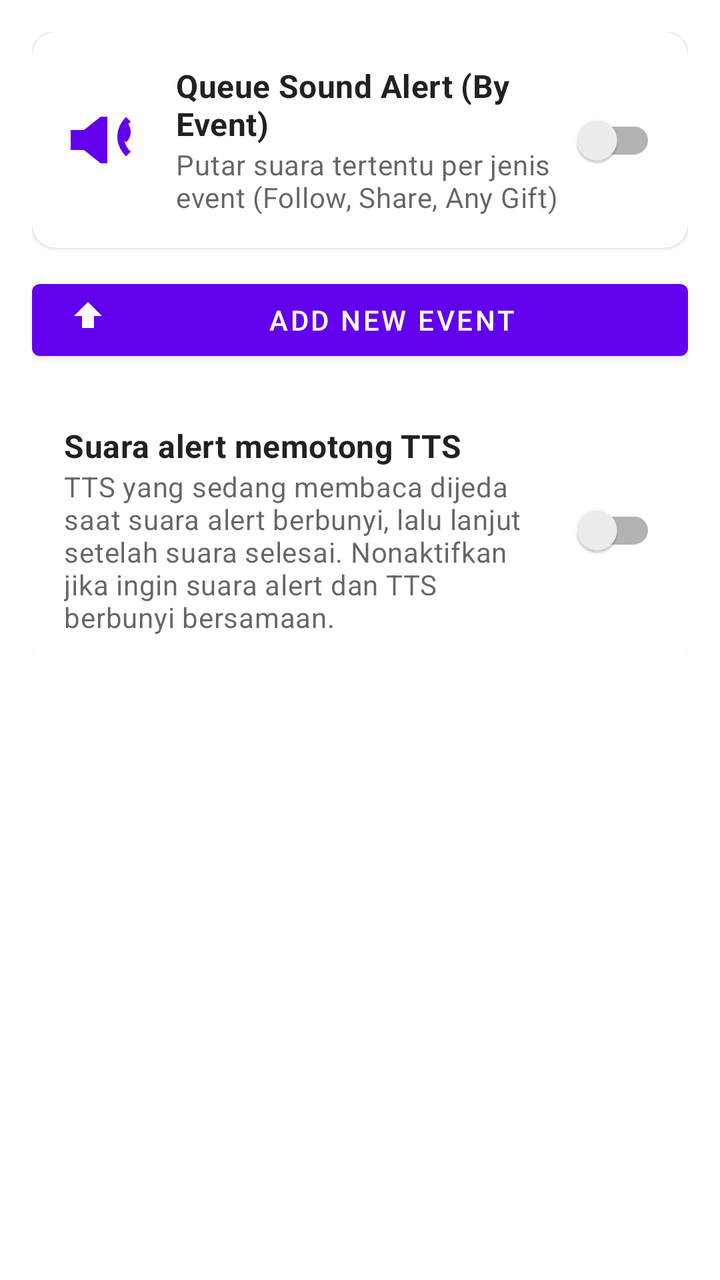
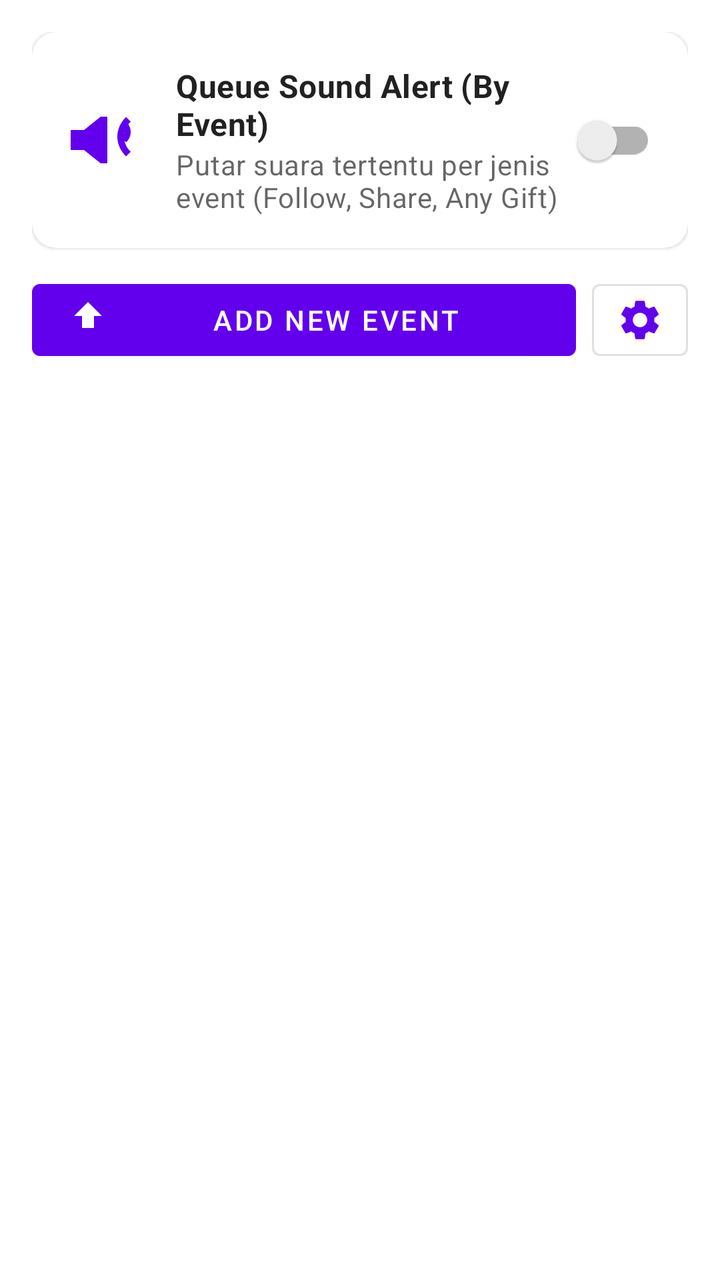

Screens rendered from an Android XML layout before and after an edit, with the pre-edit source and the edit as a unified diff.
<!-- AndroidManifest.xml: application theme Theme.TikTokSoundAlert -->
<!-- res/layout/fragment_alert_queue.xml -->
<?xml version="1.0" encoding="utf-8"?>
<LinearLayout xmlns:android="http://schemas.android.com/apk/res/android"
    xmlns:app="http://schemas.android.com/apk/res-auto"
    android:layout_width="match_parent"
    android:layout_height="match_parent"
    android:orientation="vertical"
    android:padding="16dp">

    <com.google.android.material.card.MaterialCardView
        android:layout_width="match_parent"
        android:layout_height="wrap_content"
        android:layout_marginBottom="12dp"
        app:cardCornerRadius="12dp">

        <LinearLayout
            android:layout_width="match_parent"
            android:layout_height="wrap_content"
            android:gravity="center_vertical"
            android:orientation="horizontal"
            android:padding="16dp">

            <ImageView
                android:layout_width="40dp"
                android:layout_height="40dp"
                android:contentDescription="Alert queue"
                android:src="@drawable/ic_alert"
                app:tint="@color/primary" />

            <LinearLayout
                android:layout_width="0dp"
                android:layout_height="wrap_content"
                android:layout_marginStart="16dp"
                android:layout_weight="1"
                android:orientation="vertical">

                <TextView
                    android:layout_width="wrap_content"
                    android:layout_height="wrap_content"
                    android:text="Queue Sound Alert (By Event)"
                    android:textAppearance="@style/TextAppearance.MaterialComponents.Subtitle1"
                    android:textStyle="bold" />

                <TextView
                    android:layout_width="wrap_content"
                    android:layout_height="wrap_content"
                    android:text="Putar suara tertentu per jenis event (Follow, Share, Any Gift)"
                    android:textAppearance="@style/TextAppearance.MaterialComponents.Body2"
                    android:textColor="@color/text_secondary" />
            </LinearLayout>

            <androidx.appcompat.widget.SwitchCompat
                android:id="@+id/sw_alert_queue"
                android:layout_width="wrap_content"
                android:layout_height="wrap_content" />
        </LinearLayout>
    </com.google.android.material.card.MaterialCardView>

    <com.google.android.material.button.MaterialButton
        android:id="@+id/btn_add_event"
        android:layout_width="match_parent"
        android:layout_height="wrap_content"
        android:layout_marginBottom="12dp"
        android:text="Add New Event"
        app:icon="@drawable/ic_upload" />

    <com.google.android.material.card.MaterialCardView
        android:id="@+id/card_alert_mix"
        android:layout_width="match_parent"
        android:layout_height="wrap_content"
        android:layout_marginBottom="12dp"
        app:cardCornerRadius="12dp">

        <LinearLayout
            android:layout_width="match_parent"
            android:layout_height="wrap_content"
            android:gravity="center_vertical"
            android:orientation="horizontal"
            android:padding="16dp">

            <LinearLayout
                android:layout_width="0dp"
                android:layout_height="wrap_content"
                android:layout_weight="1"
                android:orientation="vertical">

                <TextView
                    android:layout_width="wrap_content"
                    android:layout_height="wrap_content"
                    android:text="Suara alert memotong TTS"
                    android:textAppearance="@style/TextAppearance.MaterialComponents.Subtitle1"
                    android:textStyle="bold" />

                <TextView
                    android:layout_width="wrap_content"
                    android:layout_height="wrap_content"
                    android:text="TTS yang sedang membaca dijeda saat suara alert berbunyi, lalu lanjut setelah suara selesai. Nonaktifkan jika ingin suara alert dan TTS berbunyi bersamaan."
                    android:textAppearance="@style/TextAppearance.MaterialComponents.Body2"
                    android:textColor="@color/text_secondary" />
            </LinearLayout>

            <androidx.appcompat.widget.SwitchCompat
                android:id="@+id/sw_alert_interrupts_tts"
                android:layout_width="wrap_content"
                android:layout_height="wrap_content"
                android:layout_marginStart="16dp" />
        </LinearLayout>
    </com.google.android.material.card.MaterialCardView>

    <TextView
        android:id="@+id/tv_empty"
        android:layout_width="match_parent"
        android:layout_height="wrap_content"
        android:gravity="center"
        android:padding="24dp"
        android:text="Belum ada event. Klik Add New Event untuk menambahkan suara alert per event."
        android:textAppearance="@style/TextAppearance.MaterialComponents.Body1"
        android:textColor="@color/text_secondary"
        android:textSize="15sp"
        android:visibility="gone" />

    <androidx.recyclerview.widget.RecyclerView
        android:id="@+id/rv_alerts"
        android:layout_width="match_parent"
        android:layout_height="wrap_content"
        android:clipToPadding="false"
        android:nestedScrollingEnabled="false" />

</LinearLayout>
<!-- resources referenced by this layout -->
<resources>
  <color name="primary">#FF6200EE</color>
  <color name="text_secondary">#99000000</color>
  <!-- drawable ic_alert (drawable) -->
  <?xml version="1.0" encoding="utf-8"?>
  <vector xmlns:android="http://schemas.android.com/apk/res/android"
      android:width="24dp"
      android:height="24dp"
      android:viewportWidth="24"
      android:viewportHeight="24">
      <path
          android:fillColor="#FF000000"
          android:pathData="M11,5L6,9H2v6h4l5,4h2V5h-2zM20,6.5l-1.4,-1.4C16.9,6.8 16,8.9 16,11s0.9,4.2 2.6,5.9l1.4,-1.4C18.8,14.4 18,12.8 18,11s0.8,-3.4 2,-4.5zM18.6,12.7c0.9,-0.8 1.4,-1.9 1.4,-3.1s-0.5,-2.3 -1.4,-3.1l-1.4,1.4c0.6,0.5 1,1.1 1,1.7s-0.4,1.2 -1,1.7l1.4,1.4z" />
  </vector>
  <!-- drawable ic_upload (drawable) -->
  <?xml version="1.0" encoding="utf-8"?>
  <vector xmlns:android="http://schemas.android.com/apk/res/android"
      android:width="24dp"
      android:height="24dp"
      android:viewportWidth="24"
      android:viewportHeight="24"
      android:tint="?attr/colorControlNormal">
      <path
          android:fillColor="@android:color/white"
          android:pathData="M9,16h6v-6h4l-7,-7 -7,7h4v6z"/>
  </vector>
  <style name="Theme.TikTokSoundAlert" parent="Theme.MaterialComponents.DayNight.NoActionBar">
          <item name="colorPrimary">@color/primary</item>
          <item name="colorPrimaryVariant">@color/primary_variant</item>
          <item name="colorOnPrimary">@color/on_primary</item>
          <item name="colorSecondary">@color/secondary</item>
          <item name="colorOnSecondary">@color/black</item>
          <item name="android:colorBackground">@color/background</item>
          <item name="colorOnBackground">@color/on_background</item>
          <item name="colorSurface">@color/surface</item>
          <item name="colorOnSurface">@color/on_surface</item>
          <item name="android:statusBarColor">@color/background</item>
          <item name="android:windowBackground">@color/background</item>
      </style>
  <color name="primary_variant">#FF3700B3</color>
  <color name="on_primary">#FFFFFFFF</color>
  <color name="secondary">#FF03DAC5</color>
  <color name="black">#FF000000</color>
  <color name="background">#FFFFFF</color>
  <color name="on_background">#FF000000</color>
  <color name="surface">#FFFFFF</color>
  <color name="on_surface">#FF000000</color>
</resources>

<!-- the commit's change to res/layout/fragment_alert_queue.xml (unified diff, before → after) -->
@@ -55,56 +55,31 @@
         </LinearLayout>
     </com.google.android.material.card.MaterialCardView>
 
-    <com.google.android.material.button.MaterialButton
-        android:id="@+id/btn_add_event"
+    <LinearLayout
         android:layout_width="match_parent"
         android:layout_height="wrap_content"
         android:layout_marginBottom="12dp"
-        android:text="Add New Event"
-        app:icon="@drawable/ic_upload" />
+        android:orientation="horizontal">
 
-    <com.google.android.material.card.MaterialCardView
-        android:id="@+id/card_alert_mix"
-        android:layout_width="match_parent"
-        android:layout_height="wrap_content"
-        android:layout_marginBottom="12dp"
-        app:cardCornerRadius="12dp">
+        <com.google.android.material.button.MaterialButton
+            android:id="@+id/btn_add_event"
+            android:layout_width="0dp"
+            android:layout_height="wrap_content"
+            android:layout_weight="1"
+            android:text="Add New Event"
+            app:icon="@drawable/ic_upload" />
 
-        <LinearLayout
-            android:layout_width="match_parent"
+        <com.google.android.material.button.MaterialButton
+            android:id="@+id/btn_alert_settings"
+            style="@style/Widget.MaterialComponents.Button.OutlinedButton"
+            android:layout_width="48dp"
             android:layout_height="wrap_content"
-            android:gravity="center_vertical"
-            android:orientation="horizontal"
-            android:padding="16dp">
-
-            <LinearLayout
-                android:layout_width="0dp"
-                android:layout_height="wrap_content"
-                android:layout_weight="1"
-                android:orientation="vertical">
-
-                <TextView
-                    android:layout_width="wrap_content"
-                    android:layout_height="wrap_content"
-                    android:text="Suara alert memotong TTS"
-                    android:textAppearance="@style/TextAppearance.MaterialComponents.Subtitle1"
-                    android:textStyle="bold" />
-
-                <TextView
-                    android:layout_width="wrap_content"
-                    android:layout_height="wrap_content"
-                    android:text="TTS yang sedang membaca dijeda saat suara alert berbunyi, lalu lanjut setelah suara selesai. Nonaktifkan jika ingin suara alert dan TTS berbunyi bersamaan."
-                    android:textAppearance="@style/TextAppearance.MaterialComponents.Body2"
-                    android:textColor="@color/text_secondary" />
-            </LinearLayout>
-
-            <androidx.appcompat.widget.SwitchCompat
-                android:id="@+id/sw_alert_interrupts_tts"
-                android:layout_width="wrap_content"
-                android:layout_height="wrap_content"
-                android:layout_marginStart="16dp" />
-        </LinearLayout>
-    </com.google.android.material.card.MaterialCardView>
+            android:layout_marginStart="8dp"
+            android:padding="0dp"
+            app:icon="@drawable/ic_settings_gear"
+            app:iconGravity="textStart"
+            app:iconPadding="0dp" />
+    </LinearLayout>
 
     <TextView
         android:id="@+id/tv_empty"
<!-- resource entries referenced after the edit -->
@@ -12,6 +12,17 @@
       <path
           android:fillColor="#FF000000"
           android:pathData="M11,5L6,9H2v6h4l5,4h2V5h-2zM20,6.5l-1.4,-1.4C16.9,6.8 16,8.9 16,11s0.9,4.2 2.6,5.9l1.4,-1.4C18.8,14.4 18,12.8 18,11s0.8,-3.4 2,-4.5zM18.6,12.7c0.9,-0.8 1.4,-1.9 1.4,-3.1s-0.5,-2.3 -1.4,-3.1l-1.4,1.4c0.6,0.5 1,1.1 1,1.7s-0.4,1.2 -1,1.7l1.4,1.4z" />
+  </vector>
+  <!-- drawable ic_settings_gear (drawable) -->
+  <?xml version="1.0" encoding="utf-8"?>
+  <vector xmlns:android="http://schemas.android.com/apk/res/android"
+      android:width="24dp"
+      android:height="24dp"
+      android:viewportWidth="24"
+      android:viewportHeight="24">
+      <path
+          android:fillColor="#FF000000"
+          android:pathData="M19.14,12.94c0.04,-0.3 0.06,-0.61 0.06,-0.94 0,-0.32 -0.02,-0.64 -0.07,-0.94l2.03,-1.58c0.18,-0.14 0.23,-0.41 0.12,-0.61l-1.92,-3.32c-0.12,-0.22 -0.37,-0.29 -0.59,-0.22l-2.39,0.96c-0.5,-0.38 -1.03,-0.7 -1.62,-0.94L14.4,2.81c-0.04,-0.24 -0.24,-0.41 -0.48,-0.41h-3.84c-0.24,0 -0.43,0.17 -0.47,0.41L9.25,5.35C8.66,5.59 8.12,5.92 7.63,6.29L5.24,5.33c-0.22,-0.08 -0.47,0 -0.59,0.22L2.74,8.87C2.62,9.08 2.66,9.34 2.86,9.48l2.03,1.58C4.84,11.36 4.8,11.69 4.8,12s0.02,0.64 0.07,0.94l-2.03,1.58c-0.18,0.14 -0.23,0.41 -0.12,0.61l1.92,3.32c0.12,0.22 0.37,0.29 0.59,0.22l2.39,-0.96c0.5,0.38 1.03,0.7 1.62,0.94l0.36,2.54c0.05,0.24 0.24,0.41 0.48,0.41h3.84c0.24,0 0.44,-0.17 0.47,-0.41l0.36,-2.54c0.59,-0.24 1.13,-0.56 1.62,-0.94l2.39,0.96c0.22,0.08 0.47,0 0.59,-0.22l1.92,-3.32c0.12,-0.22 0.07,-0.47 -0.12,-0.61L19.14,12.94zM12,15.6c-1.98,0 -3.6,-1.62 -3.6,-3.6s1.62,-3.6 3.6,-3.6 3.6,1.62 3.6,3.6 -1.62,3.6 -3.6,3.6z" />
   </vector>
   <!-- drawable ic_upload (drawable) -->
   <?xml version="1.0" encoding="utf-8"?>
